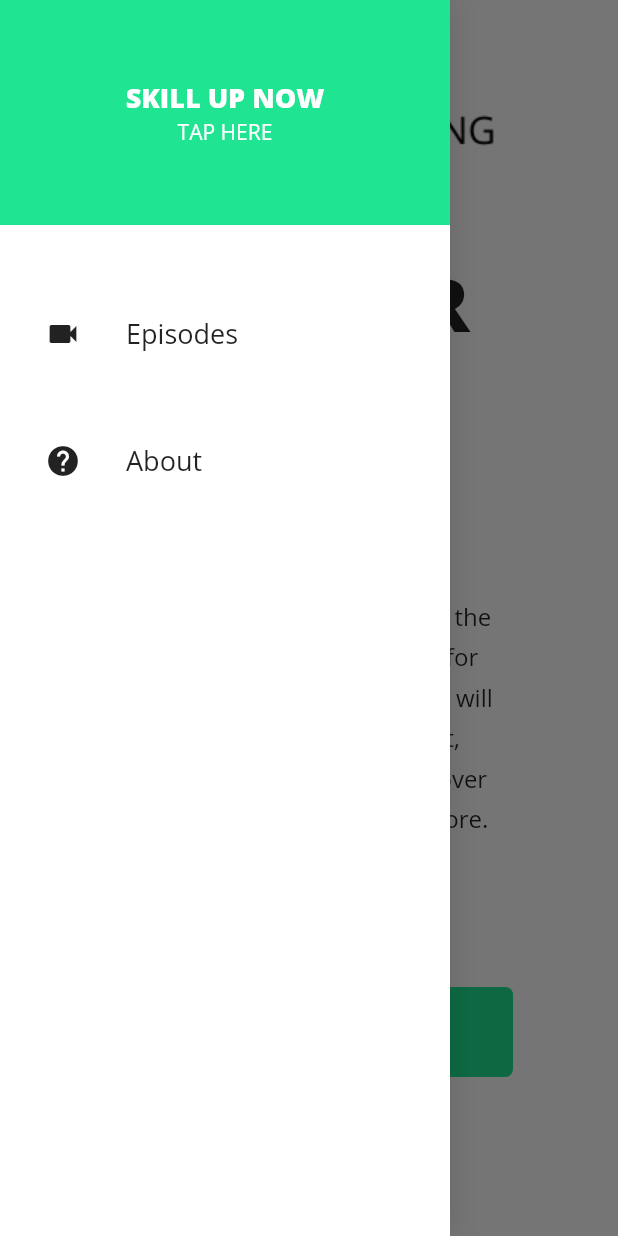
After one commit to MrFunkeyfreak/stackoverflow, a Flutter app: the screen it shows after launch, with the side drawer open, on a phone screen of 412 x 824 dp. The commit adds this screen. Run offline on Flutter 3.47's test engine with Material 2 defaults, Android fonts, the phone set to English and light mode, and no system bars; our stand-ins replace get_it, responsive_builder.

Commit message:
Add files via upload

```diff
--- a/lib/pages/layout_template/layout_template.dart
+++ b/lib/pages/layout_template/layout_template.dart
@@ -1,8 +1,9 @@
-import 'package:bestfitnesstrackereu/widgets/navigation_bar/navigation_bar.dart';
 import 'package:flutter/material.dart';
 import 'package:responsive_builder/responsive_builder.dart';
 import '../../widgets/centered_view/centered_view.dart';
-import '../../widgets/navigation_drawer/navigation_drawer.dart';
+import '../../widgets/top_navigation_bar/top_navigation_bar.dart';
+import '../../widgets/top_navigation_drawer/top_navigation_drawer.dart';
+
 
 class LayoutTemplate extends StatelessWidget {
   final Widget child1;
@@ -14,7 +15,7 @@ class LayoutTemplate extends StatelessWidget {
       builder: (context, sizingInformation) => Scaffold(
         backgroundColor: Colors.white,
         drawer: sizingInformation.deviceScreenType == DeviceScreenType.mobile
-            ? NavigationDrawer()
+            ? TopNavigationDrawer()
             : null,
         body: CenteredView(
           child: Column(
--- /dev/null
+++ b/lib/widgets/top_navbar_item/top_navbar_item.dart
@@ -0,0 +1,42 @@
+import 'package:bestfitnesstrackereu/widgets/top_navbar_item/top_navbar_item_desktop.dart';
+import 'package:bestfitnesstrackereu/widgets/top_navbar_item/top_navbar_item_mobile.dart';
+import 'package:flutter/material.dart';
+import 'package:responsive_builder/responsive_builder.dart';
+
+import '../../datamodels/navbar_item_model.dart';
+import '../../locator.dart';
+import '../../services/navigation_service.dart';
+
+
+class TopNavBarItem extends StatelessWidget {
+  final String title;
+  final String navigationPath;
+  final IconData icon;
+  const TopNavBarItem(this.title, this.navigationPath, {this.icon});
+
+  @override
+  Widget build(BuildContext context) {
+
+    var model = NavBarItemModel(
+      title: title,
+      navigationPath: navigationPath,
+      iconData: icon,
+    );
+
+    return GestureDetector(
+      onTap: () {
+        //don't ever use a serbice directly in the ui to change any kind of state
+        //services should only be used from a viewmodel
+        locator<NavigationService>().navigateTo(navigationPath);
+      },
+      child: ScreenTypeLayout(
+        tablet: TopNavBarItemTabletDesktop(
+          model: model,
+        ),
+        mobile: TopNavBarItemMobile(
+          model: model,
+        ),
+      ),
+    );
+  }
+}
--- /dev/null
+++ b/lib/widgets/top_navbar_item/top_navbar_item_desktop.dart
@@ -0,0 +1,17 @@
+import 'package:flutter/material.dart';
+import '../../datamodels/navbar_item_model.dart';
+
+class TopNavBarItemTabletDesktop extends StatelessWidget {
+  final NavBarItemModel model;
+  TopNavBarItemTabletDesktop({this.model});
+
+  @override
+  Widget build(
+      BuildContext context,
+      ) {
+    return Text(
+      model.title,
+      style: TextStyle(fontSize: 18),
+    );
+  }
+}
--- /dev/null
+++ b/lib/widgets/top_navbar_item/top_navbar_item_mobile.dart
@@ -0,0 +1,26 @@
+import 'package:flutter/material.dart';
+import '../../datamodels/navbar_item_model.dart';
+
+class TopNavBarItemMobile extends StatelessWidget {
+  final NavBarItemModel model;
+  TopNavBarItemMobile({this.model});
+
+  @override
+  Widget build(BuildContext context) {
+    return Padding(
+      padding: const EdgeInsets.only(left: 30, top: 60),
+      child: Row(
+        children: <Widget>[
+          Icon(model.iconData),
+          SizedBox(
+            width: 30,
+          ),
+          Text(
+            model.title,
+            style: TextStyle(fontSize: 18),
+          )
+        ],
+      ),
+    );
+  }
+}
--- /dev/null
+++ b/lib/widgets/top_navigation_bar/top_navigation_bar.dart
@@ -0,0 +1,16 @@
+import 'package:flutter/material.dart';
+import 'package:responsive_builder/responsive_builder.dart';
+import 'top_navigation_bar_mobile.dart';
+import 'top_navigation_bar_tablet_desktop.dart';
+
+class TopNavigationBar extends StatelessWidget {
+  const TopNavigationBar ({Key key}) : super(key: key);
+
+  @override
+  Widget build(BuildContext context) {
+    return ScreenTypeLayout(
+      mobile: TopNavigationBarMobile(),
+      tablet: TopNavigationBarTabletDesktop(),
+    );
+  }
+}
--- /dev/null
+++ b/lib/widgets/top_navigation_bar/top_navigation_bar_logo.dart
@@ -0,0 +1,14 @@
+import 'package:flutter/material.dart';
+
+class TopNavBarLogo extends StatelessWidget {
+  const TopNavBarLogo({Key key}) : super(key: key);
+
+  @override
+  Widget build(BuildContext context) {
+    return SizedBox(
+      height: 80,
+      width: 150,
+      child: Image.asset('assets/logo.png'),
+    );
+  }
+}
--- /dev/null
+++ b/lib/widgets/top_navigation_bar/top_navigation_bar_mobile.dart
@@ -0,0 +1,25 @@
+import 'package:bestfitnesstrackereu/widgets/top_navigation_bar/top_navigation_bar_logo.dart';
+import 'package:flutter/material.dart';
+
+
+class TopNavigationBarMobile extends StatelessWidget {
+  const TopNavigationBarMobile({Key key}) : super(key: key);
+
+  @override
+  Widget build(BuildContext context) {
+    return Container(
+      height: 80,
+      child: Row(
+        mainAxisSize: MainAxisSize.max,
+        mainAxisAlignment: MainAxisAlignment.spaceBetween,
+        children: <Widget>[
+          IconButton(
+            icon: Icon(Icons.menu),
+            onPressed: () {},
+          ),
+          TopNavBarLogo()
+        ],
+      ),
+    );
+  }
+}
--- /dev/null
+++ b/lib/widgets/top_navigation_bar/top_navigation_bar_tablet_desktop.dart
@@ -0,0 +1,32 @@
+import 'package:bestfitnesstrackereu/widgets/top_navigation_bar/top_navigation_bar_logo.dart';
+import 'package:flutter/material.dart';
+import '../../routing/route_names.dart';
+import '../top_navbar_item/top_navbar_item.dart';
+
+
+class TopNavigationBarTabletDesktop extends StatelessWidget {
+  const TopNavigationBarTabletDesktop({Key key}) : super(key: key);
+
+  @override
+  Widget build(BuildContext context) {
+    return Container(
+      height: 100,
+      child: Row(
+        mainAxisAlignment: MainAxisAlignment.spaceBetween,
+        children: <Widget>[
+          TopNavBarLogo(),
+          Row(
+            mainAxisSize: MainAxisSize.min,
+            children: <Widget>[
+              TopNavBarItem('Episodes', EpisodesRoute),
+              SizedBox(
+                width: 60,
+              ),
+              TopNavBarItem('About', AboutRoute),
+            ],
+          )
+        ],
+      ),
+    );
+  }
+}
--- /dev/null
+++ b/lib/widgets/top_navigation_drawer/top_navigation_drawer.dart
@@ -0,0 +1,39 @@
+
+import 'package:flutter/material.dart';
+import '../../routing/route_names.dart';
+import '../top_navbar_item/top_navbar_item.dart';
+import 'top_navigation_drawer_header.dart';
+
+class TopNavigationDrawer extends StatelessWidget {
+  const TopNavigationDrawer({Key key}) : super(key: key);
+
+  @override
+  Widget build(BuildContext context) {
+    return Container(
+      width: 300,
+      decoration: BoxDecoration(
+        color: Colors.white,
+        boxShadow: [
+          BoxShadow(color: Colors.black12, blurRadius: 16),
+        ],
+      ),
+      child: Column(
+        children: <Widget>[
+          TopNavigationDrawerHeader(),
+          //Bons: Combine the UI for this widget with the NavBarItem and make it responsive
+          //The UI for the current Drawer
+          TopNavBarItem(
+            'Episodes',
+            EpisodesRoute,
+            icon: Icons.videocam,
+          ),
+          TopNavBarItem(
+              'About',
+              AboutRoute,
+              icon: Icons.help
+          ),
+        ],
+      ),
+    );
+  }
+}
--- /dev/null
+++ b/lib/widgets/top_navigation_drawer/top_navigation_drawer_header.dart
@@ -0,0 +1,31 @@
+import 'package:flutter/material.dart';
+import '../../constants/app_colors.dart';
+
+class TopNavigationDrawerHeader extends StatelessWidget {
+  const TopNavigationDrawerHeader({Key key}) : super(key: key);
+
+  @override
+  Widget build(BuildContext context) {
+    return Container(
+      height: 150,
+      color: primaryColor,
+      alignment: Alignment.center,
+      child: Column(
+        mainAxisSize: MainAxisSize.min,
+        children: <Widget>[
+          Text(
+            'SKILL UP NOW',
+            style: TextStyle(
+                fontSize: 18, fontWeight: FontWeight.w800, color: Colors.white),
+          ),
+          Text(
+            'TAP HERE',
+            style: TextStyle(
+              color: Colors.white,
+            ),
+          )
+        ],
+      ),
+    );
+  }
+}
```
